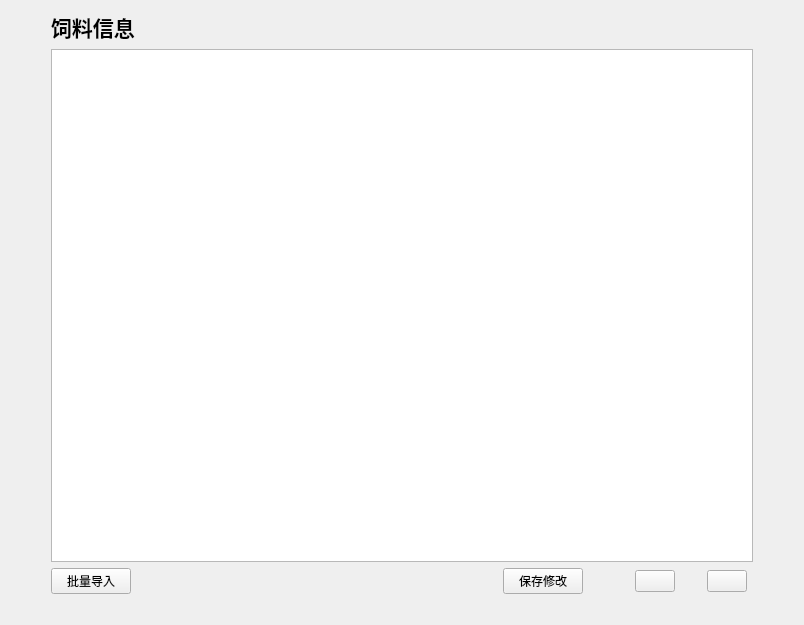
First picture: the form in Goat/otherinfoform.ui, repository po-ppy/NewGoat, before the edit.
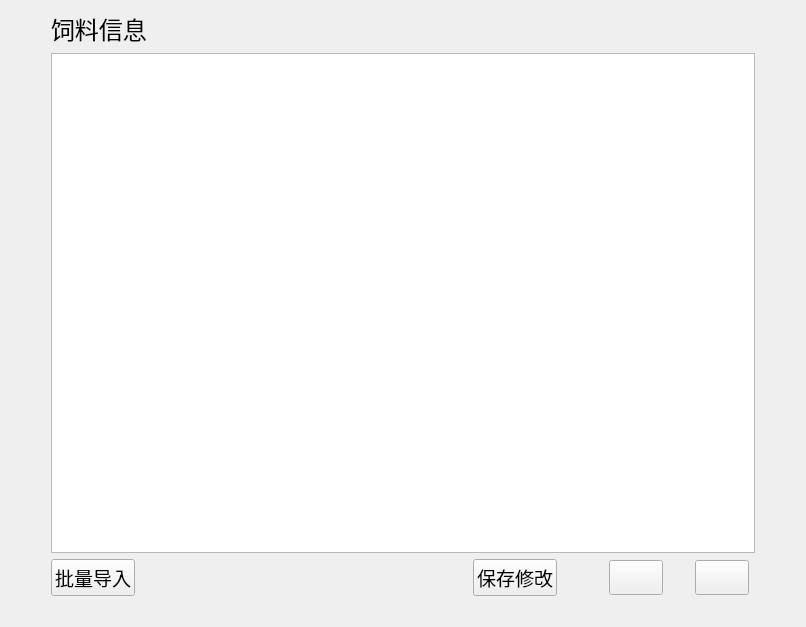
Second picture: the form after the edit. Icons and pictures are not drawn.

What changed in the file:
```diff
--- a/Goat/otherinfoform.ui
+++ b/Goat/otherinfoform.ui
@@ -6,8 +6,8 @@
    <rect>
     <x>0</x>
     <y>0</y>
-    <width>804</width>
-    <height>625</height>
+    <width>806</width>
+    <height>627</height>
    </rect>
   </property>
   <property name="windowTitle">
@@ -47,6 +47,12 @@
      </item>
      <item row="3" column="1">
       <widget class="QPushButton" name="addMoreButton">
+       <property name="font">
+        <font>
+         <family>微软雅黑</family>
+         <pointsize>14</pointsize>
+        </font>
+       </property>
        <property name="text">
         <string>批量导入</string>
        </property>
@@ -56,10 +62,11 @@
       <widget class="QLabel" name="titleLabel">
        <property name="font">
         <font>
-         <pointsize>16</pointsize>
-         <weight>75</weight>
+         <family>黑体</family>
+         <pointsize>18</pointsize>
+         <weight>50</weight>
          <italic>false</italic>
-         <bold>true</bold>
+         <bold>false</bold>
         </font>
        </property>
        <property name="layoutDirection">
@@ -75,6 +82,12 @@
      </item>
      <item row="3" column="6">
       <widget class="QPushButton" name="removeButton">
+       <property name="font">
+        <font>
+         <family>微软雅黑</family>
+         <pointsize>14</pointsize>
+        </font>
+       </property>
        <property name="text">
         <string/>
        </property>
@@ -92,6 +105,12 @@
      </item>
      <item row="3" column="8">
       <widget class="QPushButton" name="addButton">
+       <property name="font">
+        <font>
+         <family>微软雅黑</family>
+         <pointsize>14</pointsize>
+        </font>
+       </property>
        <property name="text">
         <string/>
        </property>
@@ -109,6 +128,12 @@
      </item>
      <item row="1" column="1" colspan="9">
       <widget class="QTableView" name="tableView">
+       <property name="font">
+        <font>
+         <family>微软雅黑</family>
+         <pointsize>14</pointsize>
+        </font>
+       </property>
        <property name="contextMenuPolicy">
         <enum>Qt::CustomContextMenu</enum>
        </property>
@@ -116,6 +141,12 @@
      </item>
      <item row="3" column="4">
       <widget class="QPushButton" name="saveChangeButton">
+       <property name="font">
+        <font>
+         <family>微软雅黑</family>
+         <pointsize>14</pointsize>
+        </font>
+       </property>
        <property name="text">
         <string>保存修改</string>
        </property>
```
